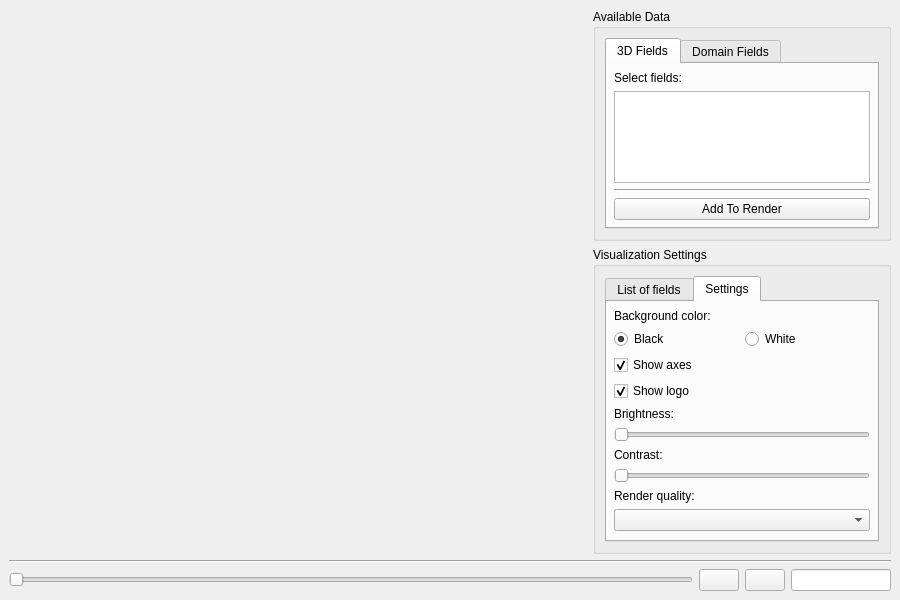
The window that VisualPIC/Views/Visualizer3Dvtk.ui (AngelFP/VisualPIC) describes before a commit, drawn with Qt 5.
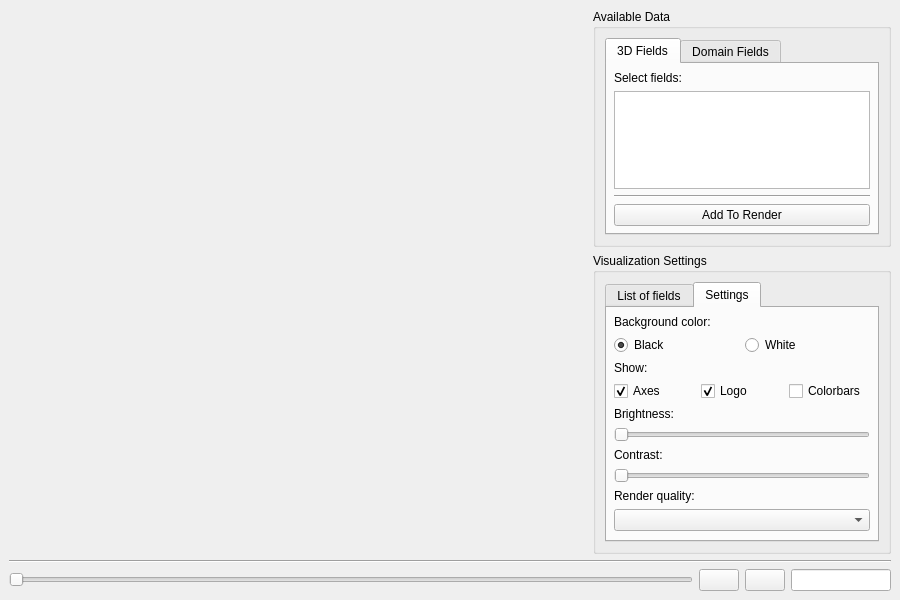
The same window after the commit. The open tabs and pages were chosen to show the change. Icons and pictures are not drawn.

Commit message: Implement colorbars, new logo for 3D visualizer, bux fixes, visual improvements.

The edit to the form file:
```diff
--- a/VisualPIC/Views/Visualizer3Dvtk.ui
+++ b/VisualPIC/Views/Visualizer3Dvtk.ui
@@ -329,9 +329,18 @@
                    </layout>
                   </item>
                   <item>
+                   <widget class="QLabel" name="label_6">
+                    <property name="text">
+                     <string>Show:</string>
+                    </property>
+                   </widget>
+                  </item>
+                  <item>
+                   <layout class="QHBoxLayout" name="horizontalLayout_4">
+                    <item>
                    <widget class="QCheckBox" name="axes_checkBox">
                     <property name="text">
-                     <string>Show axes</string>
+                       <string>Axes</string>
                     </property>
                     <property name="checked">
                      <bool>true</bool>
@@ -341,12 +350,21 @@
                   <item>
                    <widget class="QCheckBox" name="logo_checkBox">
                     <property name="text">
-                     <string>Show logo</string>
+                       <string>Logo</string>
                     </property>
                     <property name="checked">
                      <bool>true</bool>
                     </property>
                    </widget>
+                    </item>
+                    <item>
+                     <widget class="QCheckBox" name="cbar_checkBox">
+                      <property name="text">
+                       <string>Colorbars</string>
+                      </property>
+                     </widget>
+                    </item>
+                   </layout>
                   </item>
                   <item>
                    <widget class="QLabel" name="label_3">
```
Lines whose indentation alone changed are shown as unchanged. The commit also changes 4 other files.
